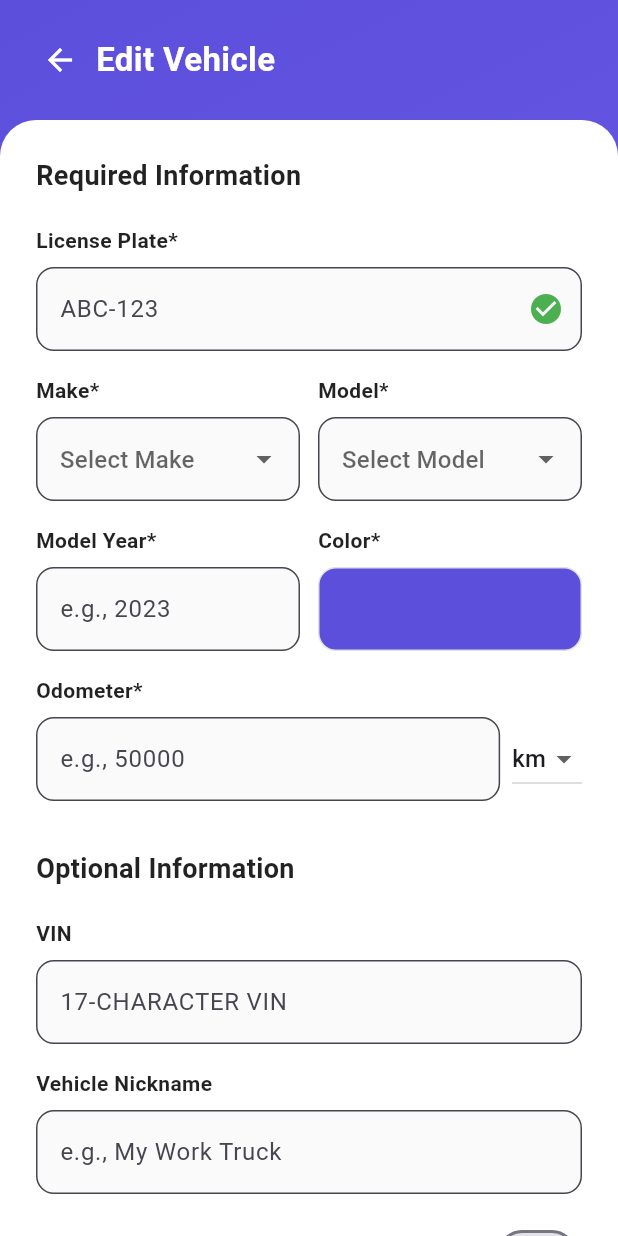
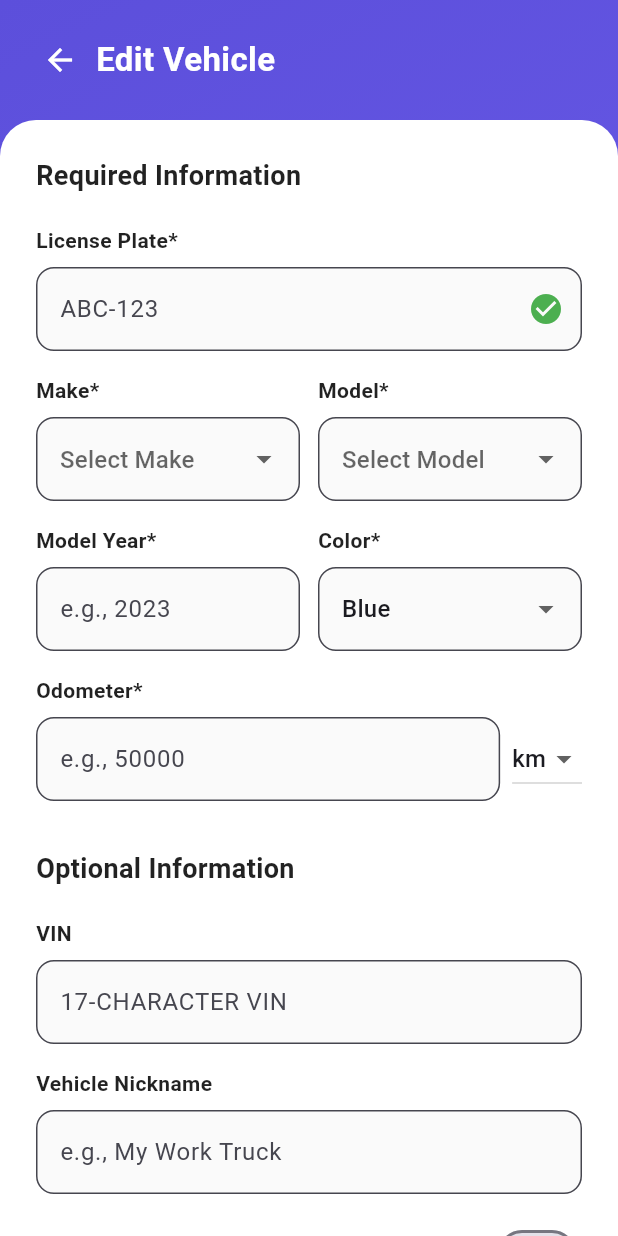
Before and after one commit to metasoft-iot/safecar-mobile-app, a Flutter app: the AddVehicleScreen screen opened directly, on a phone screen of 412 x 824 dp. Run offline on Flutter 3.47's test engine with Material 3 defaults, Android fonts, the phone set to English and light mode, and no system bars; our stand-ins replace equatable, flutter_bloc, shared_preferences; accounts and stored records are empty.

Commit message:
feat: add color and mileage fields to vehicle creation, entity, and api integration.

```diff
--- a/lib/vehicles/application/vehicles_bloc.dart
+++ b/lib/vehicles/application/vehicles_bloc.dart
@@ -96,6 +96,8 @@ class VehiclesStore extends Bloc<VehiclesEvent, VehiclesState> {
         model: event.model,
         year: event.year,
         vin: event.vin,
+        color: event.color,
+        mileage: event.mileage,
       );
 
       final vehicle = _vehicleAssembler.toEntityFromResource(resource);
--- a/lib/vehicles/application/vehicles_events.dart
+++ b/lib/vehicles/application/vehicles_events.dart
@@ -20,6 +20,8 @@ class CreateVehicle extends VehiclesEvent {
   final String model;
   final int? year;
   final String? vin;
+  final String? color;
+  final int? mileage;
 
   const CreateVehicle({
     required this.licensePlate,
@@ -27,10 +29,12 @@ class CreateVehicle extends VehiclesEvent {
     required this.model,
     this.year,
     this.vin,
+    this.color,
+    this.mileage,
   });
 
   @override
-  List<Object?> get props => [licensePlate, brand, model, year, vin];
+  List<Object?> get props => [licensePlate, brand, model, year, vin, color, mileage];
 }
 
 /// Event to load insights for a vehicle
--- a/lib/vehicles/domain/model/vehicle.entity.dart
+++ b/lib/vehicles/domain/model/vehicle.entity.dart
@@ -7,6 +7,8 @@ class Vehicle {
   final String model;
   final int? year;
   final String? vin;
+  final String? color;
+  final int? mileage;
   final int driverId;
 
   Vehicle({
@@ -16,6 +18,8 @@ class Vehicle {
     required this.model,
     this.year,
     this.vin,
+    this.color,
+    this.mileage,
     required this.driverId,
   });
 
@@ -33,6 +37,8 @@ class Vehicle {
     String? model,
     int? year,
     String? vin,
+    String? color,
+    int? mileage,
     int? driverId,
   }) {
     return Vehicle(
@@ -42,6 +48,8 @@ class Vehicle {
       model: model ?? this.model,
       year: year ?? this.year,
       vin: vin ?? this.vin,
+      color: color ?? this.color,
+      mileage: mileage ?? this.mileage,
       driverId: driverId ?? this.driverId,
     );
   }
--- a/lib/vehicles/infrastructure/api/vehicles_api.dart
+++ b/lib/vehicles/infrastructure/api/vehicles_api.dart
@@ -54,6 +54,8 @@ class VehiclesApi {
     required String model,
     int? year,
     String? vin,
+    String? color,
+    int? mileage,
   }) async {
     print('[VehiclesApi] 🚗 Creating vehicle: $brand $model ($licensePlate)');
 
@@ -64,6 +66,8 @@ class VehiclesApi {
       'model': model,
       if (year != null) 'year': year,
       if (vin != null) 'vin': vin,
+      if (color != null) 'color': color,
+      if (mileage != null) 'mileage': mileage,
     };
 
     final response = await _apiService.post(
--- a/lib/vehicles/infrastructure/assemblers/vehicle_assembler.dart
+++ b/lib/vehicles/infrastructure/assemblers/vehicle_assembler.dart
@@ -13,6 +13,8 @@ class VehicleAssembler implements BaseAssembler<Vehicle, VehicleResource, Vehicl
       model: resource.model,
       year: resource.year,
       vin: resource.vin,
+      color: resource.color,
+      mileage: resource.mileage,
       driverId: resource.driverId,
     );
   }
@@ -26,6 +28,8 @@ class VehicleAssembler implements BaseAssembler<Vehicle, VehicleResource, Vehicl
       model: entity.model,
       year: entity.year,
       vin: entity.vin,
+      color: entity.color,
+      mileage: entity.mileage,
       driverId: entity.driverId,
     );
   }
--- a/lib/vehicles/presentation/screens/add_vehicle_screen.dart
+++ b/lib/vehicles/presentation/screens/add_vehicle_screen.dart
@@ -27,7 +27,7 @@ class _AddVehicleScreenState extends State<AddVehicleScreen> {
 
   String? _selectedMake;
   String? _selectedModel;
-  final Color _selectedColor = const Color(0xFF5C4FDB);
+  String _selectedColor = 'Blue'; // Default color as string
   String _odometerUnit = 'km';
   bool _isPrimaryVehicle = false;
   bool _isSubmitting = false;
@@ -77,6 +77,8 @@ class _AddVehicleScreenState extends State<AddVehicleScreen> {
           model: _selectedModel!,
           year: int.tryParse(_modelYearController.text.trim()),
           vin: _vinController.text.trim().isEmpty ? null : _vinController.text.trim(),
+          color: _selectedColor,
+          mileage: int.tryParse(_odometerController.text.trim()),
         ));
 
         if (!mounted) return;
@@ -350,18 +352,38 @@ class _AddVehicleScreenState extends State<AddVehicleScreen> {
                                       ),
                                     ),
                                     const SizedBox(height: 8),
-                                    GestureDetector(
-                                      onTap: () {
-                                        // TODO: Show color picker
+                                    DropdownButtonFormField<String>(
+                                      value: _selectedColor,
+                                      decoration: InputDecoration(
+                                        border: OutlineInputBorder(
+                                          borderRadius: BorderRadius.circular(12),
+                                        ),
+                                        filled: true,
+                                        fillColor: Colors.grey.shade50,
+                                      ),
+                                      items: const [
+                                        DropdownMenuItem(value: 'White', child: Text('White')),
+                                        DropdownMenuItem(value: 'Black', child: Text('Black')),
+                                        DropdownMenuItem(value: 'Silver', child: Text('Silver')),
+                                        DropdownMenuItem(value: 'Gray', child: Text('Gray')),
+                                        DropdownMenuItem(value: 'Red', child: Text('Red')),
+                                        DropdownMenuItem(value: 'Blue', child: Text('Blue')),
+                                        DropdownMenuItem(value: 'Green', child: Text('Green')),
+                                        DropdownMenuItem(value: 'Yellow', child: Text('Yellow')),
+                                        DropdownMenuItem(value: 'Orange', child: Text('Orange')),
+                                        DropdownMenuItem(value: 'Brown', child: Text('Brown')),
+                                      ],
+                                      onChanged: (String? newValue) {
+                                        setState(() {
+                                          _selectedColor = newValue!;
+                                        });
                                       },
-                                      child: Container(
-                                        height: 56,
-                                        decoration: BoxDecoration(
-                                          color: _selectedColor,
-                                          borderRadius: BorderRadius.circular(12),
-                                          border: Border.all(color: Colors.grey.shade300),
-                                        ),
-                                      ),
+                                      validator: (value) {
+                                        if (value == null) {
+                                          return 'Required';
+                                        }
+                                        return null;
+                                      },
                                     ),
                                   ],
                                 ),
```
Also changed, not shown: lib/vehicles/infrastructure/resources/vehicles_response.dart (+8 -0 lines).
